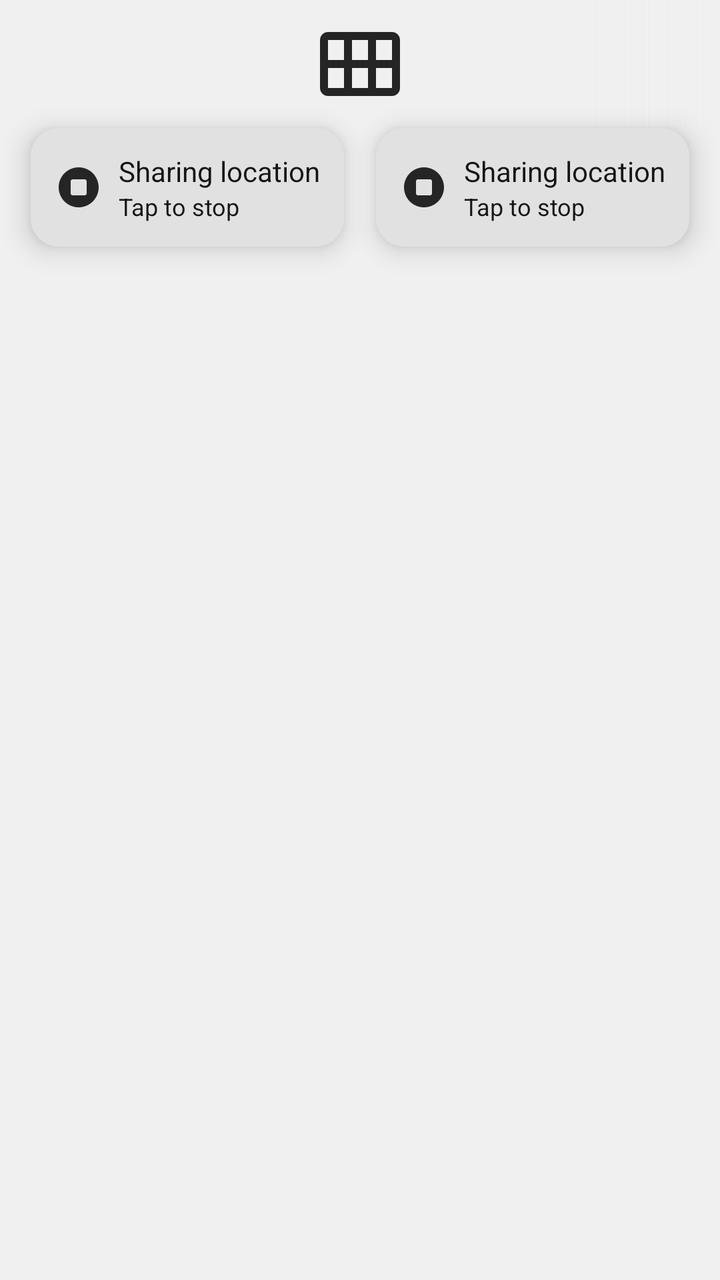
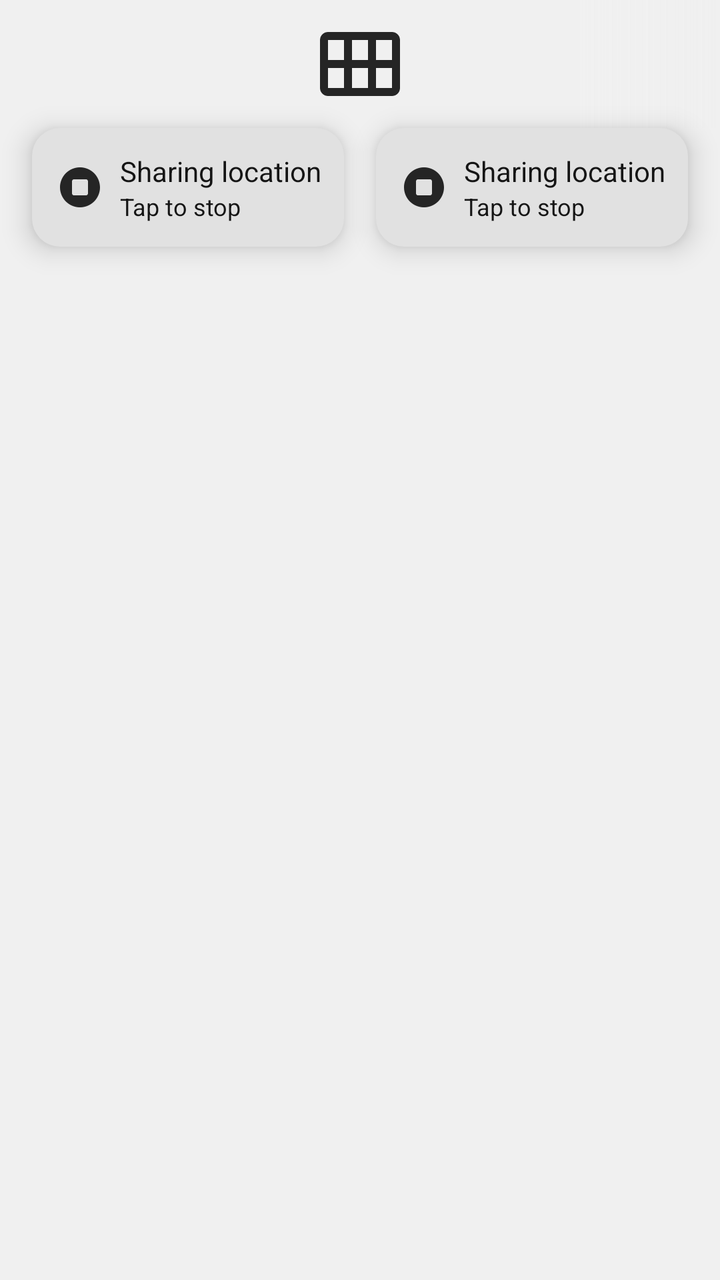

Two renders of the same Android screen: before a commit and after it. Below are the layout's source before the change and the commit's diff.
<!-- AndroidManifest.xml: application theme AppTheme -->
<!-- res/layout/fragment_dashboard.xml -->
<?xml version="1.0" encoding="utf-8"?>
<androidx.constraintlayout.widget.ConstraintLayout xmlns:android="http://schemas.android.com/apk/res/android"
    xmlns:app="http://schemas.android.com/apk/res-auto"
    xmlns:tools="http://schemas.android.com/tools"
    android:layout_width="match_parent"
    android:layout_height="match_parent"
    tools:context=".ui.dashboard.DashboardFragment">

    <include
        android:id="@+id/mainHeader"
        layout="@layout/element_main_header"
        />

    <include
        android:id="@+id/bannerTracking"
        layout="@layout/element_dashboard_banner"
        android:layout_width="wrap_content"
        android:layout_height="wrap_content"
        app:layout_constraintHorizontal_bias="0"
        app:layout_constraintStart_toStartOf="parent"
        app:layout_constraintTop_toBottomOf="@id/mainHeader"
        app:layout_constraintEnd_toStartOf="@id/bannerSharing"
        android:layout_marginEnd="@dimen/activity_side_margin_small"
        app:layout_goneMarginEnd="@dimen/activity_side_margin"
        android:layout_marginStart="@dimen/activity_side_margin"

        />

    <include
        android:id="@+id/bannerSharing"
        layout="@layout/element_dashboard_banner"
        android:layout_width="wrap_content"
        android:layout_height="wrap_content"
        app:layout_constraintHorizontal_bias="0"
        app:layout_constraintStart_toEndOf="@id/bannerTracking"
        app:layout_constraintEnd_toEndOf="parent"
        app:layout_constraintTop_toBottomOf="@id/mainHeader"
        android:layout_marginStart="@dimen/activity_side_margin_small"
        app:layout_goneMarginStart="@dimen/activity_side_margin"
        android:layout_marginEnd="@dimen/activity_side_margin"

        />
    
    
    <TextView
        app:layout_goneMarginTop="@dimen/main_header_height"
        android:id="@+id/text_dashboard"
        android:layout_width="match_parent"
        android:layout_height="0dp"
        android:layout_marginStart="8dp"
        android:layout_marginTop="8dp"
        android:layout_marginEnd="8dp"
        android:textAlignment="center"
        android:textSize="20sp"
        app:layout_constraintBottom_toBottomOf="parent"
        app:layout_constraintEnd_toEndOf="parent"
        app:layout_constraintStart_toStartOf="parent"
        app:layout_constraintTop_toBottomOf="@id/mainHeader" />
</androidx.constraintlayout.widget.ConstraintLayout>
<!-- res/layout/element_main_header.xml (included above) -->
<?xml version="1.0" encoding="utf-8"?>
<androidx.constraintlayout.widget.ConstraintLayout
    xmlns:android="http://schemas.android.com/apk/res/android"
    android:layout_width="match_parent"
    android:id="@+id/mainHeader"
    android:background="@drawable/background_header"
    android:layout_height="@dimen/main_header_height">

    <androidx.appcompat.widget.AppCompatImageView
        android:layout_width="match_parent"
        android:layout_height="match_parent"
        android:scaleType="fitCenter"
        android:layout_margin="8dp"
        android:src="@drawable/ic_logo_full"
        />

</androidx.constraintlayout.widget.ConstraintLayout>
<!-- res/layout/element_dashboard_banner.xml (included above) -->
<?xml version="1.0" encoding="utf-8"?>
<androidx.constraintlayout.widget.ConstraintLayout xmlns:android="http://schemas.android.com/apk/res/android"
    xmlns:app="http://schemas.android.com/apk/res-auto"
    android:layout_width="wrap_content"
    android:layout_height="wrap_content"
    android:layout_margin="@dimen/activity_side_margin"
    android:background="@drawable/shape_main_rounded_background"
    android:backgroundTint="@color/bottomBarColor"
    android:foreground="?selectableItemBackgroundBorderless"
    android:elevation="8dp"
    android:padding="@dimen/activity_side_margin_medium">

    <androidx.appcompat.widget.AppCompatImageView
        android:id="@+id/ivLocationStatus"
        android:layout_width="wrap_content"
        android:layout_height="32dp"
        android:src="@drawable/ic_stop_circle"
        app:layout_constraintBottom_toBottomOf="parent"
        app:layout_constraintStart_toStartOf="parent"
        app:layout_constraintTop_toTopOf="parent" />

    <androidx.appcompat.widget.AppCompatTextView
        android:id="@+id/tvLocationStatusTitle"
        style="@style/TextStyle.Medium"
        android:layout_width="wrap_content"
        android:layout_height="wrap_content"
        android:layout_marginStart="@dimen/activity_side_margin_small"
        android:text="@string/location_banner_sharing_active"
        android:textSize="14sp"
        app:layout_constraintBottom_toTopOf="@id/tvLocationStatusSubtitle"
        app:layout_constraintStart_toEndOf="@id/ivLocationStatus"
        app:layout_constraintTop_toTopOf="parent"
        app:layout_constraintVertical_chainStyle="packed" />

    <androidx.appcompat.widget.AppCompatTextView
        android:id="@+id/tvLocationStatusSubtitle"
        style="@style/TextStyle.Light"
        android:layout_width="wrap_content"
        android:layout_height="wrap_content"
        android:layout_marginStart="@dimen/activity_side_margin_small"
        android:text="@string/location_banner_info_stop"
        android:textSize="12sp"
        app:layout_constraintBottom_toBottomOf="parent"
        app:layout_constraintStart_toEndOf="@id/ivLocationStatus"
        app:layout_constraintTop_toBottomOf="@id/tvLocationStatusTitle" />

</androidx.constraintlayout.widget.ConstraintLayout>
<!-- resources referenced by this layout -->
<resources>
  <color name="bottomBarColor">@color/theme_light</color>
  <dimen name="activity_side_margin">16dp</dimen>
  <dimen name="activity_side_margin_medium">12dp</dimen>
  <dimen name="activity_side_margin_small">8dp</dimen>
  <dimen name="main_header_height">64dp</dimen>
  <!-- drawable background_header (drawable) -->
  <?xml version="1.0" encoding="utf-8"?>
  <shape xmlns:android="http://schemas.android.com/apk/res/android"
      android:shape="rectangle">
  
      <gradient
          android:startColor="@color/backgroundMain"
          android:centerColor="@color/backgroundMain"
          android:endColor="@color/transparent"
          android:type="linear"
          android:centerY="0.8"
          />
  </shape>
  <!-- drawable ic_logo_full (drawable) -->
  <vector xmlns:android="http://schemas.android.com/apk/res/android"
      android:width="24dp"
      android:height="24dp"
      android:tint="?attr/colorControlNormal"
      android:viewportWidth="24"
      android:viewportHeight="24">
      <path
          android:fillColor="@android:color/white"
          android:pathData="M20,4H4C2.9,4 2,4.9 2,6v12c0,1.1 0.9,2 2,2h16c1.1,0 2,-0.9 2,-2V6C22,4.9 21.1,4 20,4zM8,11H4V6h4V11zM14,11h-4V6h4V11zM20,11h-4V6h4V11zM8,18H4v-5h4V18zM14,18h-4v-5h4V18zM20,18h-4v-5h4V18z" />
  </vector>
  <!-- drawable ic_stop_circle (drawable) -->
  <vector xmlns:android="http://schemas.android.com/apk/res/android"
      android:width="24dp"
      android:height="24dp"
      android:viewportWidth="24"
      android:viewportHeight="24"
      android:tint="?attr/colorControlNormal">
    <path
        android:fillColor="@android:color/white"
        android:pathData="M9,16h6c0.55,0 1,-0.45 1,-1V9c0,-0.55 -0.45,-1 -1,-1H9C8.45,8 8,8.45 8,9v6C8,15.55 8.45,16 9,16zM12,2C6.48,2 2,6.48 2,12s4.48,10 10,10s10,-4.48 10,-10S17.52,2 12,2L12,2z"
        android:fillType="evenOdd"/>
  </vector>
  <!-- drawable shape_main_rounded_background (drawable) -->
  <?xml version="1.0" encoding="utf-8"?>
  <shape android:shape="rectangle" xmlns:android="http://schemas.android.com/apk/res/android">
  
      <corners android:radius="14dp"/>
      <solid android:color="@color/theme_light"/>
  
  </shape>
  <string name="location_banner_info_stop">Tap to stop</string>
  <string name="location_banner_sharing_active">Sharing location</string>
  <style name="TextStyle.Light" parent="TextStyle.Regular">
          <item name="fontFamily">@font/font_montserrat_light</item>
      </style>
  <style name="TextStyle.Medium" parent="TextStyle.Regular">
          <item name="fontFamily">@font/font_montserrat_semibold</item>
      </style>
  <style name="AppTheme" parent="AppThemeBase">
      </style>
  <color name="theme_light">@color/light_theme_light</color>
  <color name="backgroundMain">@color/theme_lightest</color>
  <color name="transparent">@android:color/transparent</color>
  <style name="TextStyle.Regular" parent="TextAppearance.AppCompat">
          <item name="fontFamily">@font/font_montserrat_regular</item>
          <item name="android:textColor">@color/main_button_text_color</item>
      </style>
  <color name="light_theme_light">#E1E1E1</color>
  <color name="theme_lightest">@color/light_theme_lightest</color>
  <color name="theme_medium">@color/light_theme_medium</color>
  <color name="secondaryColor">#f0f4c3</color>
  <color name="secondaryDarkColor">#bdc192</color>
  <color name="secondaryLightColor">#fffff6</color>
  <color name="theme_highest">@color/light_theme_highest</color>
  <color name="theme_high">@color/light_theme_high</color>
  <color name="light_theme_lightest">#F0F0F0</color>
  <color name="light_theme_medium">#929292</color>
  <color name="light_theme_highest">#151515</color>
  <color name="light_theme_high">#252525</color>
  <!-- unchanged entries left out for length: 1 -->
</resources>

<!-- the commit's change to res/layout/fragment_dashboard.xml (unified diff, before → after) -->
@@ -14,31 +14,31 @@
     <include
         android:id="@+id/bannerTracking"
         layout="@layout/element_dashboard_banner"
-        android:layout_width="wrap_content"
+        android:layout_width="0dp"
         android:layout_height="wrap_content"
-        app:layout_constraintHorizontal_bias="0"
         app:layout_constraintStart_toStartOf="parent"
         app:layout_constraintTop_toBottomOf="@id/mainHeader"
         app:layout_constraintEnd_toStartOf="@id/bannerSharing"
         android:layout_marginEnd="@dimen/activity_side_margin_small"
         app:layout_goneMarginEnd="@dimen/activity_side_margin"
         android:layout_marginStart="@dimen/activity_side_margin"
-
+        app:layout_constrainedWidth="true"
+        app:layout_constraintWidth_max="300dp"
+        app:layout_constraintHorizontal_chainStyle="packed"
         />
 
     <include
         android:id="@+id/bannerSharing"
         layout="@layout/element_dashboard_banner"
-        android:layout_width="wrap_content"
+        android:layout_width="0dp"
         android:layout_height="wrap_content"
-        app:layout_constraintHorizontal_bias="0"
         app:layout_constraintStart_toEndOf="@id/bannerTracking"
         app:layout_constraintEnd_toEndOf="parent"
         app:layout_constraintTop_toBottomOf="@id/mainHeader"
         android:layout_marginStart="@dimen/activity_side_margin_small"
         app:layout_goneMarginStart="@dimen/activity_side_margin"
         android:layout_marginEnd="@dimen/activity_side_margin"
-
+        app:layout_constrainedWidth="true"
         />
     
     
